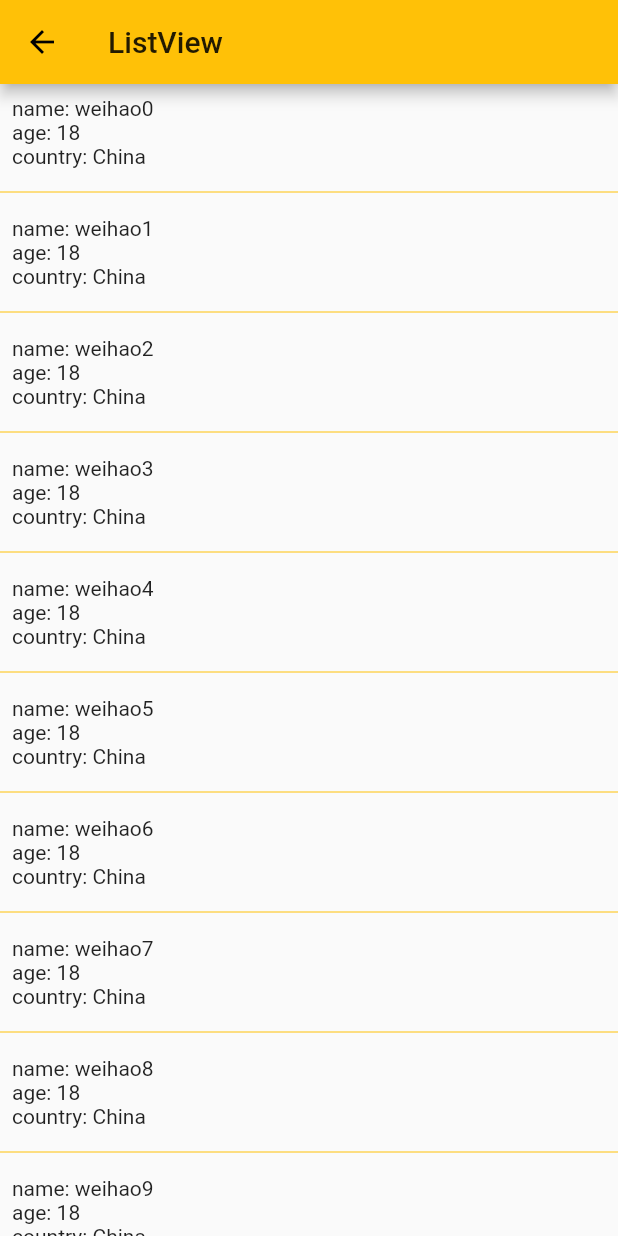
After one commit to dstweihao/dst-flutter-basic-example, a Flutter app: the screen it shows after launch, after a tap on "ListView", on a phone screen of 412 x 824 dp. The commit adds this screen. Run offline on Flutter 3.47's test engine with Material 2 defaults, Android fonts, the phone set to English and light mode, and no system bars.

Commit message:
ListView动态赋值、item显示分割线

```diff
--- /dev/null
+++ b/lib/example/listview_page.dart
@@ -0,0 +1,49 @@
+import 'package:flutter/material.dart';
+import 'package:flutter_basic_example/modules/listview_item.dart';
+class ListViewPage extends StatefulWidget {
+  @override
+  _ListViewPageState createState() => _ListViewPageState();
+}
+
+class _ListViewPageState extends State<ListViewPage> {
+  var myList = List<ListViewItem>();
+  @override
+  void initState() {
+    // TODO: implement initState
+    super.initState();
+    for(int i=0;i<30;i++){
+      myList.add(new ListViewItem(name: "weihao${i}",age: 18,country: "China"));
+    }
+  }
+  @override
+  Widget build(BuildContext context) {
+    return Container(
+      child: new Scaffold(
+        appBar: new AppBar(
+          title: new Text("ListView"),
+
+        ),
+        body: new ListView.separated(
+            itemCount:myList.length,
+            itemBuilder: (context,index){
+          return ItemView(myList[index]);
+        },separatorBuilder: (BuildContext context,int index){
+              return Divider(color: Colors.amber,);
+        },),
+      ),
+    );
+  }
+  Widget ItemView(ListViewItem item) {
+    return Padding(
+        padding: const EdgeInsets.all(8.0),
+    child: new Column(
+      crossAxisAlignment: CrossAxisAlignment.start,
+      children: <Widget>[
+        Text("name: ${item.name}"),
+        Text("age: ${item.age.toString()}"),
+        Text("country: ${item.country}")
+      ],
+    ));
+
+  }
+}
--- a/lib/home_page.dart
+++ b/lib/home_page.dart
@@ -1,4 +1,5 @@
 import 'package:flutter/material.dart';
+import 'package:flutter_basic_example/example/listview_page.dart';
 class HomePage extends StatelessWidget {
   @override
   Widget build(BuildContext context) {
@@ -6,6 +7,25 @@ class HomePage extends StatelessWidget {
       appBar: AppBar(
         title:Text("首页")
       ),
+      body: new Column(
+        children: <Widget>[
+          RaisedButton(
+            color: Colors.brown,
+            child: Text("ListView"),
+            onPressed: (){
+              Navigator.push(context, MaterialPageRoute(
+                builder: (context){
+                  return ListViewPage();
+
+                }
+              ));
+
+            },
+
+          )
+
+        ],
+      )
     );
   }
 }
--- /dev/null
+++ b/lib/modules/listview_item.dart
@@ -0,0 +1,9 @@
+import 'package:flutter/material.dart';
+class ListViewItem  {
+  final String name;
+  final int age;
+  final String country;
+
+  ListViewItem({this.name, this.age, this.country}):super();
+
+}
```
